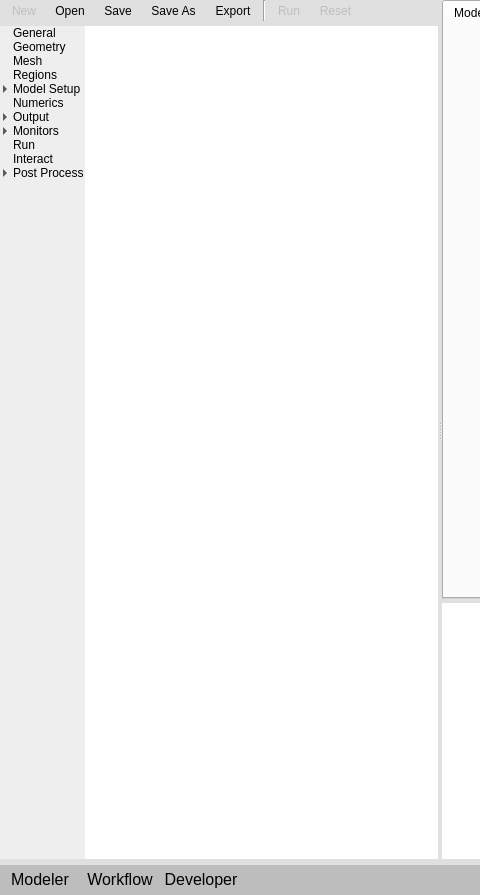
First picture: the form in gui/uifiles/gui.ui, repository truongd8593/mfix, before the edit; both pictures show x 0 to 480 and y 0 to 895 of the 997 by 895 pixel window.
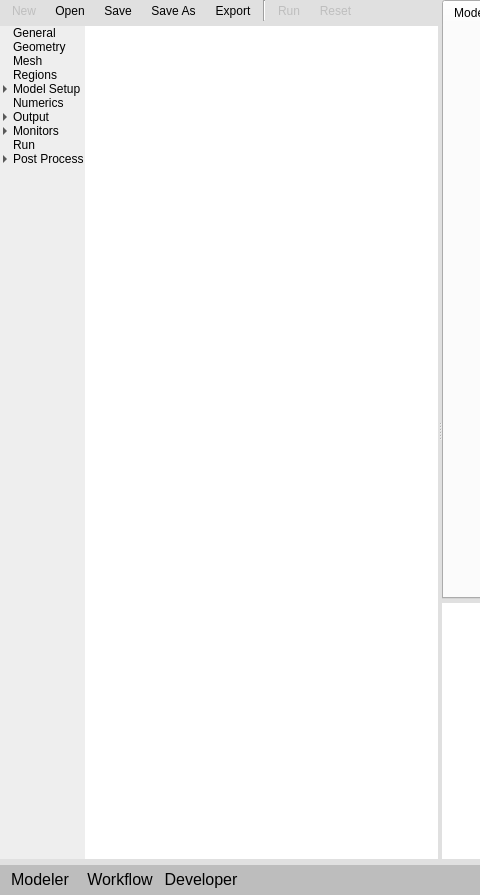
Second picture: the form after the edit. Custom widgets are drawn as their Qt base class.

Commit message: remove Interact

```diff
--- a/gui/uifiles/gui.ui
+++ b/gui/uifiles/gui.ui
@@ -623,11 +623,6 @@
                    <string>Run</string>
                   </property>
                  </item>
-                 <item>
-                  <property name="text">
-                   <string>Interact</string>
-                  </property>
-                 </item>
                  <item>
                   <property name="text">
                    <string>Post Processing</string>
```
